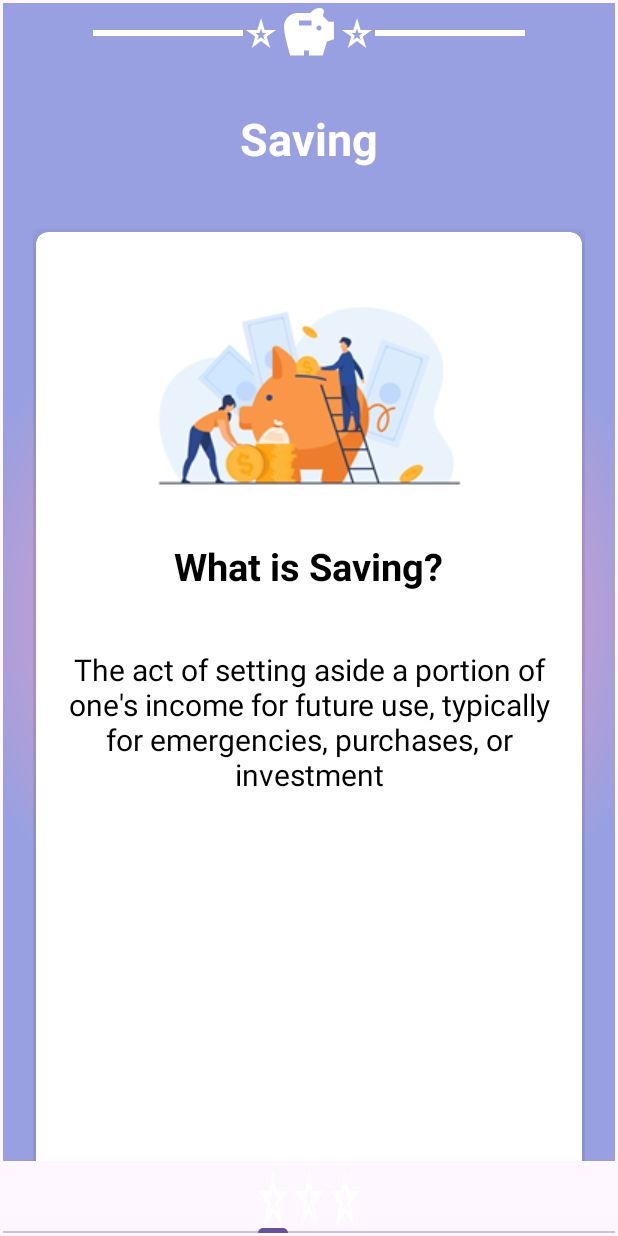
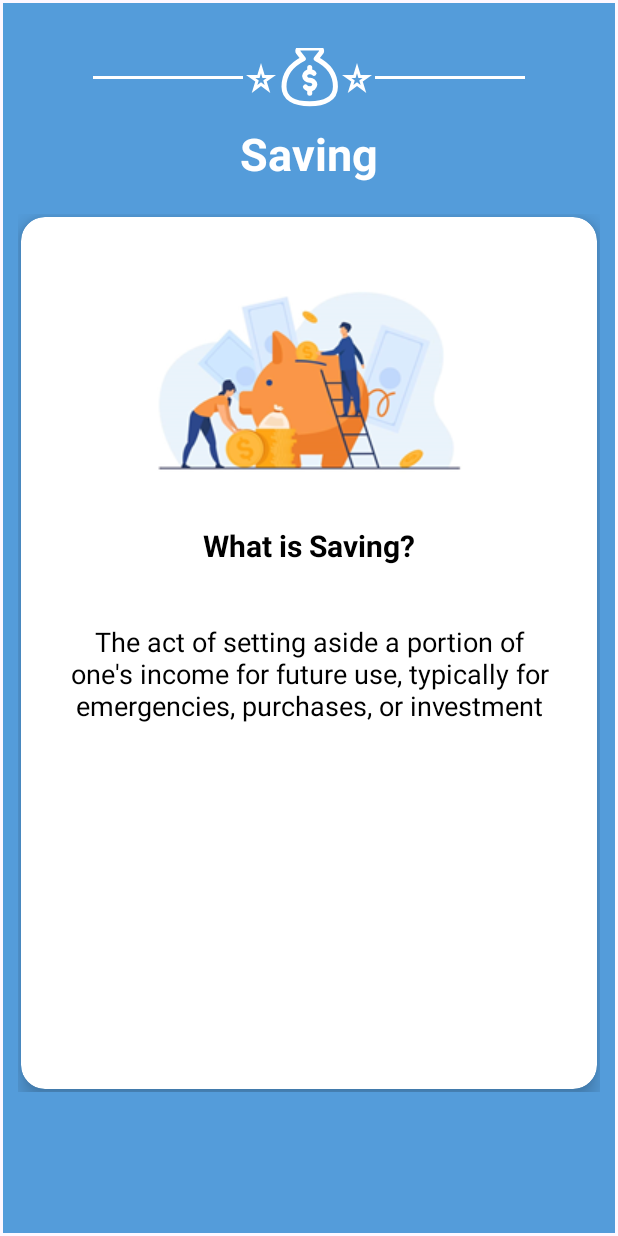
Before and after one commit to samueljuma/Financial-Literacy-101, an Android app: the SavingFragment screen opened through its navigation route, on a phone screen of 412 x 824 dp. Run offline under Robolectric (Android 15) with nearby library versions, the phone set to English and light mode, and no system bars; our stand-ins replace data binding.

Commit message:
polish UI

```diff
--- /dev/null
+++ b/app/src/main/res/drawable/save_icon.xml
@@ -0,0 +1,38 @@
+<vector xmlns:android="http://schemas.android.com/apk/res/android"
+    android:width="36dp"
+    android:height="36dp"
+    android:viewportWidth="36"
+    android:viewportHeight="36">
+  <group>
+    <clip-path
+        android:pathData="M0,0h36v36h-36z"/>
+    <path
+        android:pathData="M18.429,24.557V27.154"
+        android:strokeLineJoin="round"
+        android:strokeWidth="3"
+        android:fillColor="#00000000"
+        android:strokeColor="#ffffff"
+        android:strokeLineCap="round"/>
+    <path
+        android:pathData="M18.429,11.674V14.091"
+        android:strokeLineJoin="round"
+        android:strokeWidth="3"
+        android:fillColor="#00000000"
+        android:strokeColor="#ffffff"
+        android:strokeLineCap="round"/>
+    <path
+        android:pathData="M18.429,33.48C27.429,33.48 33.857,30.291 33.857,23.194C33.857,15.48 30,10.337 22.286,6.48L25.32,2.571C25.474,2.315 25.558,2.022 25.562,1.723C25.567,1.424 25.492,1.129 25.346,0.868C25.2,0.607 24.987,0.389 24.73,0.237C24.472,0.084 24.179,0.003 23.88,0H12.977C12.678,0.003 12.385,0.084 12.127,0.237C11.87,0.389 11.657,0.607 11.511,0.868C11.365,1.129 11.29,1.424 11.295,1.723C11.299,2.022 11.383,2.315 11.537,2.571L14.571,6.506C6.857,10.389 3,15.531 3,23.246C3,30.291 9.429,33.48 18.429,33.48Z"
+        android:strokeLineJoin="round"
+        android:strokeWidth="3"
+        android:fillColor="#00000000"
+        android:strokeColor="#ffffff"
+        android:strokeLineCap="round"/>
+    <path
+        android:pathData="M15.857,23.374C16.171,23.747 16.566,24.042 17.011,24.239C17.457,24.435 17.942,24.526 18.428,24.506C19.172,24.556 19.907,24.317 20.477,23.837C21.048,23.358 21.41,22.676 21.489,21.934C21.41,21.193 21.048,20.511 20.477,20.031C19.907,19.552 19.172,19.312 18.428,19.363C17.685,19.413 16.951,19.174 16.38,18.694C15.809,18.215 15.447,17.533 15.368,16.791C15.44,16.048 15.801,15.361 16.373,14.881C16.945,14.4 17.683,14.163 18.428,14.22C18.906,14.191 19.385,14.268 19.83,14.446C20.274,14.623 20.674,14.898 21,15.249"
+        android:strokeLineJoin="round"
+        android:strokeWidth="3"
+        android:fillColor="#00000000"
+        android:strokeColor="#ffffff"
+        android:strokeLineCap="round"/>
+  </group>
+</vector>
--- a/app/src/main/res/layout/fragment_saving.xml
+++ b/app/src/main/res/layout/fragment_saving.xml
@@ -7,27 +7,27 @@
 
     </data>
 
-    <androidx.constraintlayout.widget.ConstraintLayout
+    <LinearLayout
         android:layout_width="match_parent"
         android:layout_height="match_parent"
-        android:background="@drawable/saving_module_screen"
+        android:orientation="vertical"
+        android:background="#549CDA"
         tools:context=".ui.saving.SavingFragment">
 
         <LinearLayout
+            android:layout_weight="0"
+            android:layout_marginTop="30dp"
             android:id="@+id/linearLayout"
             android:layout_width="match_parent"
             android:layout_height="wrap_content"
             android:gravity="center"
             android:orientation="horizontal"
-            android:paddingTop="50dp"
-            app:layout_constraintEnd_toEndOf="parent"
-            app:layout_constraintStart_toStartOf="parent"
-            app:layout_constraintTop_toTopOf="parent">
+            android:paddingTop="50dp">
 
             <View
                 android:id="@+id/view1"
                 android:layout_width="100dp"
-                android:layout_height="4dp"
+                android:layout_height="2dp"
                 android:background="@color/white" />
 
             <ImageView
@@ -38,7 +38,7 @@
             <ImageView
                 android:layout_width="40dp"
                 android:layout_height="40dp"
-                android:src="@drawable/saving_icon" />
+                android:src="@drawable/save_icon" />
 
             <ImageView
                 android:layout_width="wrap_content"
@@ -48,44 +48,52 @@
             <View
                 android:id="@+id/view2"
                 android:layout_width="100dp"
-                android:layout_height="4dp"
+                android:layout_height="2dp"
                 android:background="@color/white" />
         </LinearLayout>
 
         <TextView
+            android:layout_weight="0"
             android:id="@+id/textView3"
             android:layout_width="wrap_content"
             android:layout_height="wrap_content"
-            android:layout_marginTop="30dp"
+            android:layout_marginTop="10dp"
             android:text="Saving"
+            android:layout_gravity="center"
             android:textColor="@color/white"
             android:textSize="30sp"
-            android:textStyle="bold"
-            app:layout_constraintEnd_toEndOf="parent"
-            app:layout_constraintStart_toStartOf="parent"
-            app:layout_constraintTop_toBottomOf="@+id/linearLayout" />
+            android:textStyle="bold" />
 
-        <androidx.viewpager2.widget.ViewPager2
-            android:layout_marginTop="20dp"
-            android:id="@+id/viewPager"
-            android:layout_width="0dp"
+        <androidx.core.widget.NestedScrollView
+            android:layout_width="match_parent"
             android:layout_height="0dp"
-            tools:listitem="@layout/savings_card_item"
-            app:layout_constraintBottom_toBottomOf="parent"
-            app:layout_constraintEnd_toEndOf="parent"
-            app:layout_constraintHorizontal_bias="0.495"
-            app:layout_constraintStart_toStartOf="parent"
-            app:layout_constraintTop_toBottomOf="@+id/textView3"
-            app:layout_constraintVertical_bias="0.126" />
+            android:layout_weight="1"
+            android:fillViewport="true">
+            <LinearLayout
+                android:layout_width="match_parent"
+                android:layout_height="wrap_content"
+                android:orientation="vertical">
+                <androidx.viewpager2.widget.ViewPager2
+                    android:layout_weight="1"
+                    android:layout_marginTop="10dp"
+                    android:id="@+id/viewPager"
+                    android:layout_width="match_parent"
+                    android:layout_height="0dp"
+                    tools:listitem="@layout/savings_card_item" />
 
-        <com.google.android.material.tabs.TabLayout
-            android:id="@+id/tabLayout"
-            android:layout_width="match_parent"
-            android:layout_height="wrap_content"
-            app:tabBackground="@drawable/tab_selector"
-            app:tabGravity="center"
-            app:layout_constraintBottom_toBottomOf="parent"/>
+                <com.google.android.material.tabs.TabLayout
+                    android:id="@+id/tabLayout"
+                    android:layout_weight="0"
+                    android:layout_width="wrap_content"
+                    android:layout_height="4dp"
+                    android:layout_gravity="center"
+                    android:layout_marginBottom="80dp"
+                    app:tabBackground="@drawable/tab_selector"
+                    app:tabGravity="center" />
+            </LinearLayout>
+
+        </androidx.core.widget.NestedScrollView>
 
 
-    </androidx.constraintlayout.widget.ConstraintLayout>
+    </LinearLayout>
 </layout>
--- a/app/src/main/res/layout/savings_card_item.xml
+++ b/app/src/main/res/layout/savings_card_item.xml
@@ -8,7 +8,7 @@
     </data>
     <LinearLayout
         android:layout_width="match_parent"
-        android:layout_margin="20dp"
+        android:layout_margin="10dp"
         android:orientation="vertical"
         android:layout_height="match_parent">
         <androidx.cardview.widget.CardView
@@ -16,7 +16,7 @@
             android:layout_width="match_parent"
             android:layout_height="match_parent"
             app:cardElevation="8dp"
-            app:cardCornerRadius="8dp"
+            app:cardCornerRadius="16dp"
             android:layout_margin="2dp">
             <LinearLayout
                 android:layout_width="match_parent"
@@ -35,7 +35,7 @@
                     android:layout_width="wrap_content"
                     android:layout_height="wrap_content"
                     android:text="@string/saving_title1"
-                    android:textSize="25sp"
+                    android:textSize="20sp"
                     android:textColor="@color/black"
                     android:layout_gravity="center_horizontal"
                     android:textStyle="bold"/>
@@ -47,8 +47,9 @@
                     android:layout_margin="8dp"
                     android:textColor="@color/black"
                     android:textAlignment="center"
+                    android:padding="20dp"
                     android:text="@string/saving_def"
-                    android:textSize="20sp" />
+                    android:textSize="18sp" />
             </LinearLayout>
 
         </androidx.cardview.widget.CardView>
```
